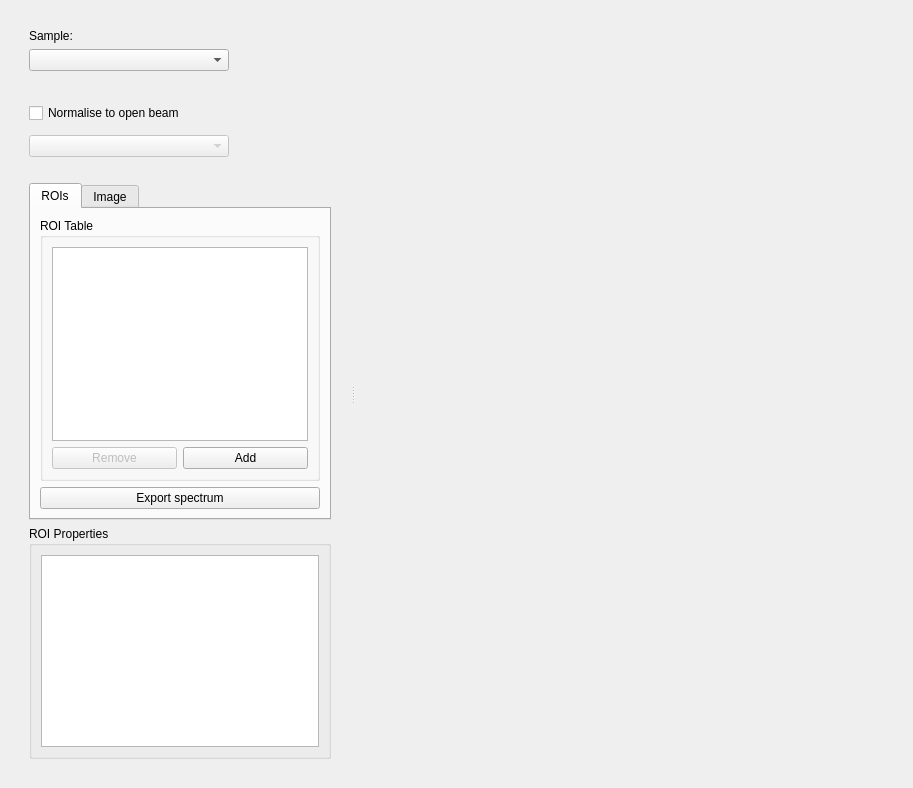
Above: mantidimaging/gui/ui/spectrum_viewer.ui from mantidproject/mantidimaging before the change. Below: the same form after it.
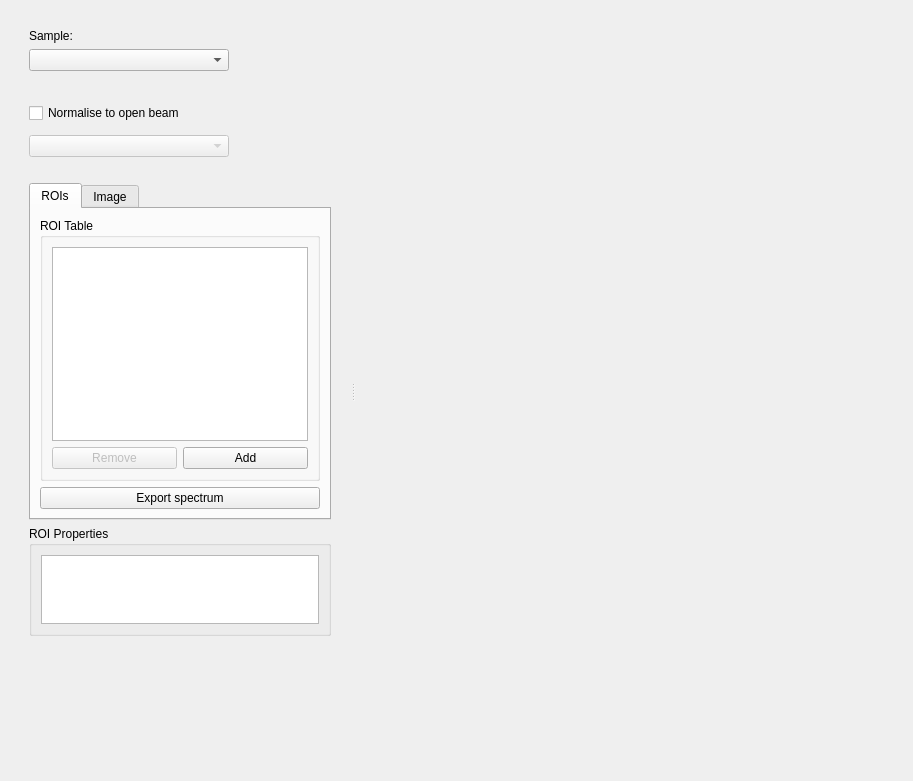
That is the form after the change. Custom widgets are drawn as their Qt base class.

```diff
--- a/mantidimaging/gui/ui/spectrum_viewer.ui
+++ b/mantidimaging/gui/ui/spectrum_viewer.ui
@@ -7,7 +7,7 @@
     <x>0</x>
     <y>0</y>
     <width>913</width>
-    <height>710</height>
+    <height>781</height>
    </rect>
   </property>
   <property name="windowTitle">
@@ -358,16 +358,48 @@
             <verstretch>0</verstretch>
            </sizepolicy>
           </property>
+          <property name="maximumSize">
+           <size>
+            <width>16777215</width>
+            <height>110</height>
+           </size>
+          </property>
           <property name="title">
            <string>ROI Properties</string>
           </property>
           <layout class="QVBoxLayout" name="verticalLayout_7">
            <item>
-            <widget class="QTableWidget" name="roiPropertiesTableWidget"/>
+            <widget class="QTableWidget" name="roiPropertiesTableWidget">
+             <property name="sizePolicy">
+              <sizepolicy hsizetype="Expanding" vsizetype="Expanding">
+               <horstretch>0</horstretch>
+               <verstretch>0</verstretch>
+              </sizepolicy>
+             </property>
+             <property name="maximumSize">
+              <size>
+               <width>16777215</width>
+               <height>100</height>
+              </size>
+             </property>
+            </widget>
            </item>
           </layout>
          </widget>
         </item>
+        <item>
+         <spacer name="PropertiesSpacer">
+          <property name="orientation">
+           <enum>Qt::Vertical</enum>
+          </property>
+          <property name="sizeHint" stdset="0">
+           <size>
+            <width>20</width>
+            <height>40</height>
+           </size>
+          </property>
+         </spacer>
+        </item>
        </layout>
       </widget>
       <widget class="QWidget" name="rightWidget" native="true">
```
